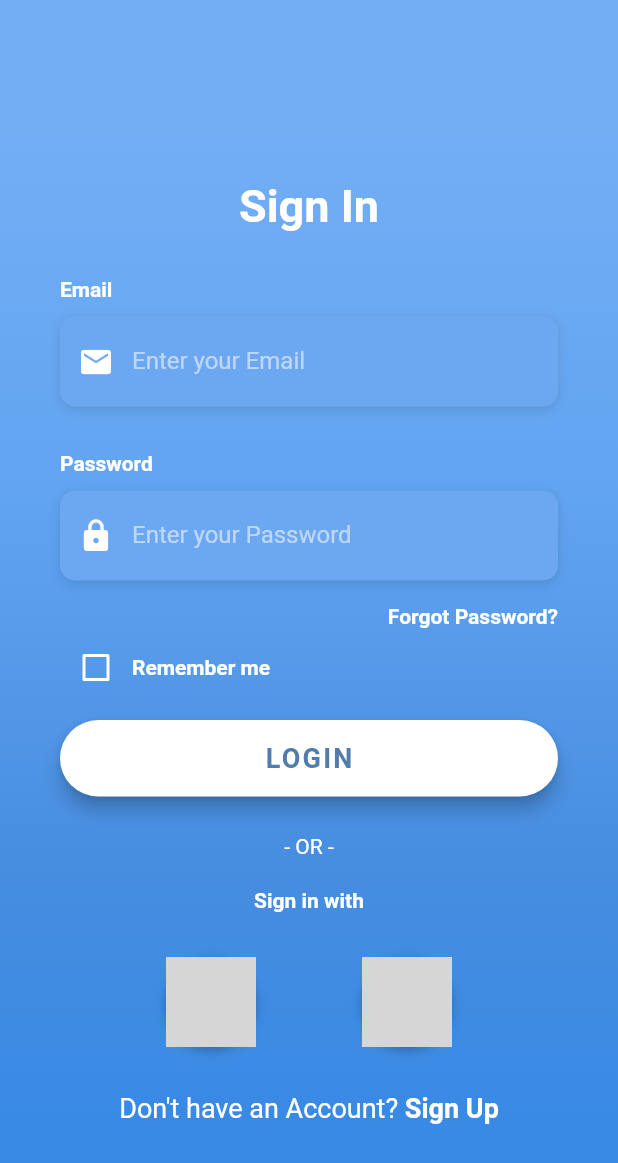
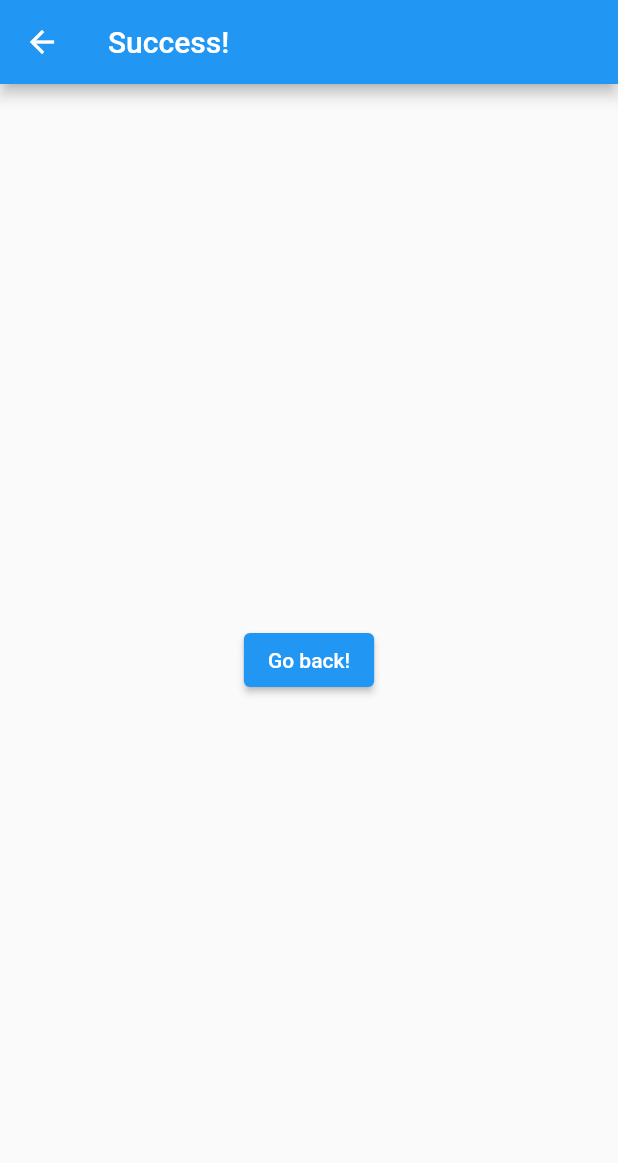
Before and after one commit to vietvuive579/flutter_loginScreen, a Flutter app: the screen it shows after launch, after a tap on "LOGIN", on a phone screen of 412 x 824 dp. Shown: the top 1163 px of the screen. Run offline on Flutter 3.47's test engine with Material 2 defaults, Android fonts, the phone set to English and light mode, and no system bars; Roboto replaces fonts that are missing (OpenSans); grey boxes are pictures that could not be loaded.

Commit message:
add screen

```diff
--- /dev/null
+++ b/lib/change_screen.dart
@@ -0,0 +1,22 @@
+import 'package:flutter/material.dart';
+
+class changeScreen extends StatelessWidget {
+  const changeScreen({Key? key}) : super(key: key);
+
+  @override
+  Widget build(BuildContext context) {
+    return Scaffold(
+      appBar: AppBar(
+        title: const Text("Success!"),
+      ),
+      body: Center(
+        child: ElevatedButton(
+          onPressed: () {
+            Navigator.pop(context);
+          },
+          child: const Text('Go back!'),
+        ),
+      ),
+    );
+  }
+}
--- a/lib/login_screen.dart
+++ b/lib/login_screen.dart
@@ -1,6 +1,7 @@
 import 'package:flutter/material.dart';
 import 'package:flutter/services.dart';
 import 'package:login_screen/constants.dart';
+import 'package:login_screen/change_screen.dart';
 
 class LoginScreen extends StatefulWidget {
   @override
@@ -128,7 +129,10 @@ class _LoginScreenState extends State<LoginScreen> {
       width: double.infinity,
       child: RaisedButton(
         elevation: 5.0,
-        onPressed: () => print('Login Button Pressed'),
+        onPressed: () {
+          Navigator.push(context,
+              MaterialPageRoute(builder: (context) => const changeScreen()));
+        },
         padding: EdgeInsets.all(15.0),
         shape: RoundedRectangleBorder(
           borderRadius: BorderRadius.circular(30.0),
```
